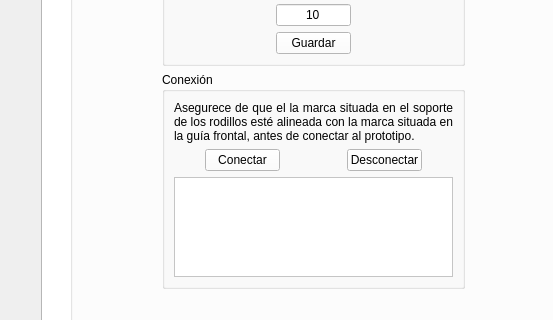
Before: the Qt Designer form interfaz.ui in dandrue/Interfaz, drawn with Qt 5; both pictures show x 0 to 553 and y 312 to 632 of the 1380 by 752 pixel window.
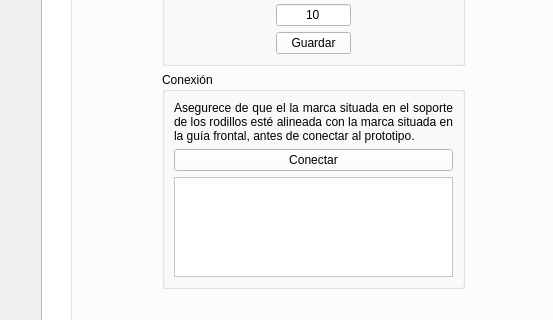
After: the same form once the commit is applied. The open tabs and pages were chosen to show the change. Icons and pictures are not drawn.

Patch:
```diff
--- a/interfaz.ui
+++ b/interfaz.ui
@@ -6209,25 +6209,6 @@
                            <string>Conexión</string>
                           </property>
                           <layout class="QGridLayout" name="gridLayout_12">
-                           <item row="2" column="0" alignment="Qt::AlignHCenter">
-                            <widget class="QPushButton" name="pushButton_6">
-                             <property name="sizePolicy">
-                              <sizepolicy hsizetype="Preferred" vsizetype="Fixed">
-                               <horstretch>0</horstretch>
-                               <verstretch>0</verstretch>
-                              </sizepolicy>
-                             </property>
-                             <property name="maximumSize">
-                              <size>
-                               <width>75</width>
-                               <height>16777215</height>
-                              </size>
-                             </property>
-                             <property name="text">
-                              <string>Conectar</string>
-                             </property>
-                            </widget>
-                           </item>
                            <item row="0" column="0" colspan="2">
                             <widget class="QLabel" name="label_93">
                              <property name="text">
@@ -6260,22 +6241,22 @@
                              </property>
                             </widget>
                            </item>
-                           <item row="2" column="1" alignment="Qt::AlignHCenter">
-                            <widget class="QPushButton" name="pushButton_7">
+                           <item row="1" column="0" colspan="2">
+                            <widget class="QPushButton" name="pushButton_6">
                              <property name="sizePolicy">
-                              <sizepolicy hsizetype="Preferred" vsizetype="Fixed">
+                              <sizepolicy hsizetype="Expanding" vsizetype="Fixed">
                                <horstretch>0</horstretch>
                                <verstretch>0</verstretch>
                               </sizepolicy>
                              </property>
                              <property name="maximumSize">
                               <size>
-                               <width>75</width>
+                               <width>300</width>
                                <height>16777215</height>
                               </size>
                              </property>
                              <property name="text">
-                              <string>Desconectar</string>
+                              <string>Conectar</string>
                              </property>
                             </widget>
                            </item>
```
Left out of the diff: 4 changed lines with no effect on the pictures.
